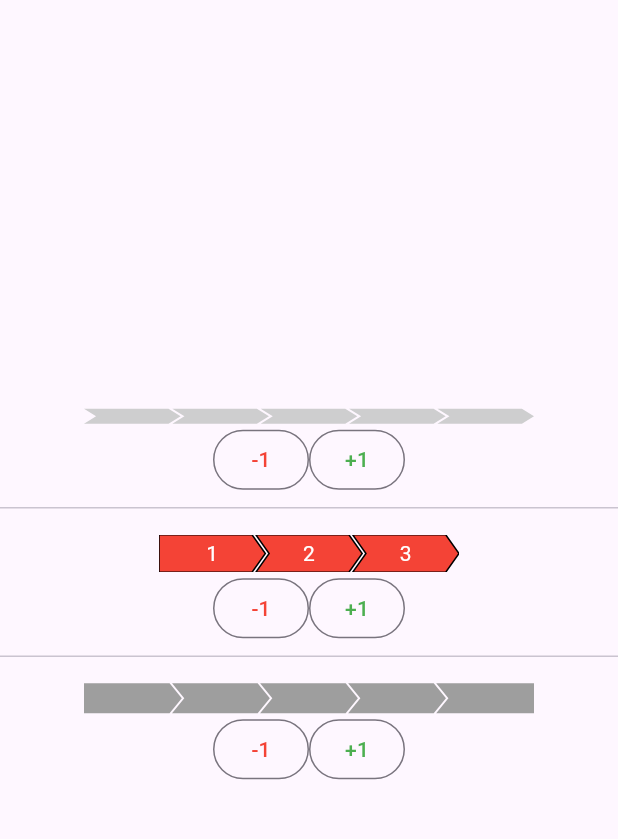
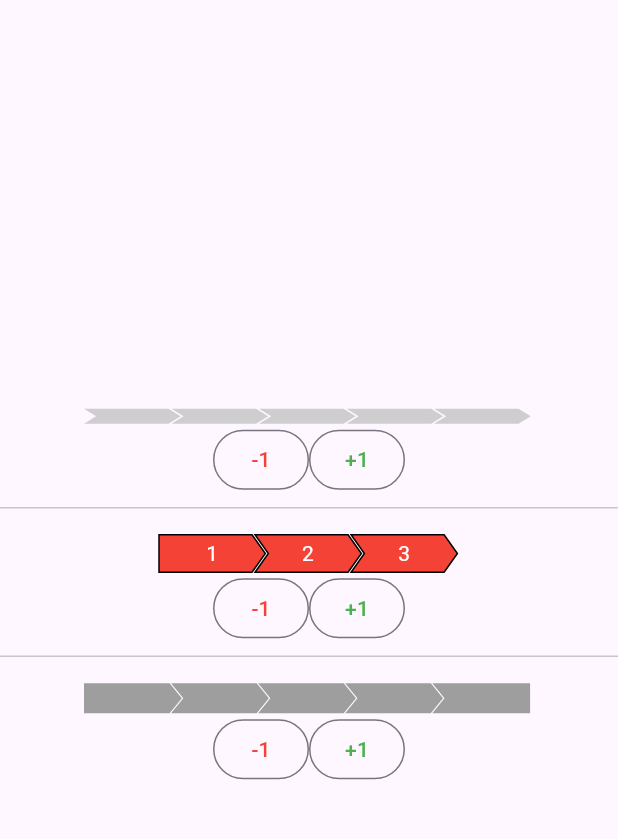
Before and after one commit to Midhun-MP/progress_stepper, a Flutter app: the screen it shows after launch, on a phone screen of 412 x 824 dp, the part 63-902 px from its top. Run offline on Flutter 3.47's test engine with Material 3 defaults, Android fonts, the phone set to English and light mode, and no system bars.

Commit message:
Step position logic improved

```diff
--- a/lib/src/progress_stepper.dart
+++ b/lib/src/progress_stepper.dart
@@ -121,7 +121,7 @@ class ProgressStepper extends StatelessWidget with StepFactory {
     if (index == 1) {
       return 0.0;
     }
-    return (index - 1) * _getStepWidth() + _calculatedPadding * (index - 1);
+    return ((index - 1) * _getStepWidth() * 3.5 / 4) + (padding * (index - 1));
   }
 
   double _calculatePadding() {
```
